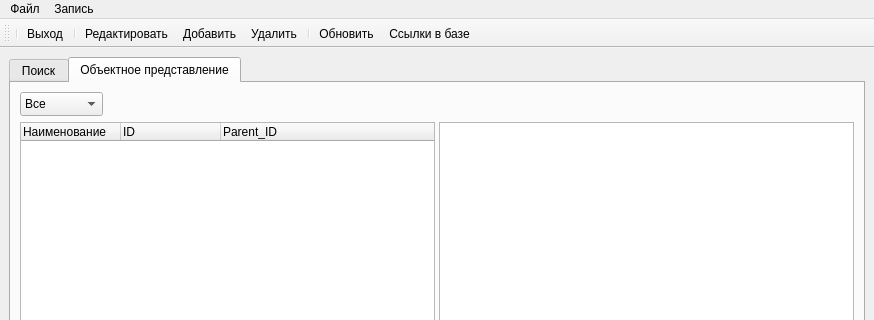
This is mainwindow.ui in VladisGol/platon-accs as Qt 5 draws it before an edit; both pictures show x 0 to 874 and y 0 to 320 of the 874 by 744 pixel window. The edited form follows.
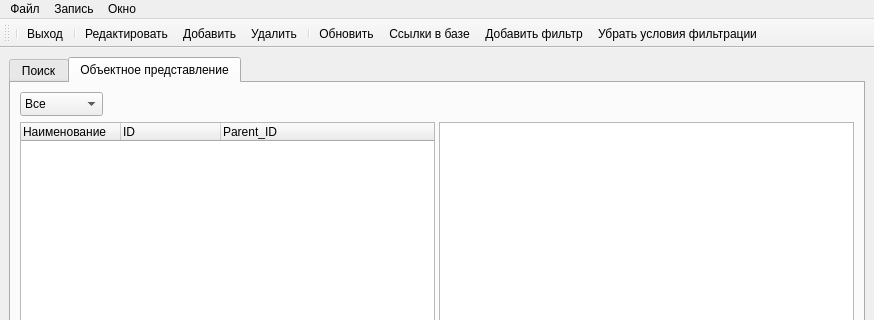
This is the edited form. Icons and pictures are not drawn. Custom widgets are drawn as their Qt base class.

Commit message: Добавлена функциональность фильтра в главную форму программы. Упорядочена работа с действиями на главной форме.

The edit to the form file:
```diff
--- a/mainwindow.ui
+++ b/mainwindow.ui
@@ -213,9 +213,18 @@
     <addaction name="action_del" />
     <addaction name="action_refresh" />
     <addaction name="action_links" />
+    <addaction name="separator" />
+   </widget>
+   <widget class="QMenu" name="menu_3" >
+    <property name="title" >
+     <string>Окно</string>
+    </property>
+    <addaction name="action_AddFilter" />
+    <addaction name="action_RemoveFilter" />
    </widget>
    <addaction name="menu" />
    <addaction name="menu_2" />
+   <addaction name="menu_3" />
   </widget>
   <widget class="QStatusBar" name="statusbar" >
    <property name="layoutDirection" >
@@ -241,6 +250,8 @@
    <addaction name="separator" />
    <addaction name="action_refresh" />
    <addaction name="action_links" />
+   <addaction name="action_AddFilter" />
+   <addaction name="action_RemoveFilter" />
   </widget>
   <action name="action_quit" >
    <property name="icon" >
@@ -296,6 +307,27 @@
     <string>Ссылки в базе</string>
    </property>
   </action>
+  <action name="action_AddFilter" >
+   <property name="icon" >
+    <iconset resource="images/resources.qrc" >
+     <normaloff>:/PICS/filter2.png</normaloff>:/PICS/filter2.png</iconset>
+   </property>
+   <property name="text" >
+    <string>Добавить фильтр</string>
+   </property>
+   <property name="shortcut" >
+    <string>Ctrl+F</string>
+   </property>
+  </action>
+  <action name="action_RemoveFilter" >
+   <property name="icon" >
+    <iconset resource="images/resources.qrc" >
+     <normaloff>:/PICS/filteroff.png</normaloff>:/PICS/filteroff.png</iconset>
+   </property>
+   <property name="text" >
+    <string>Убрать условия фильтрации</string>
+   </property>
+  </action>
  </widget>
  <customwidgets>
   <customwidget>
```
The commit also changes 5 other files.
